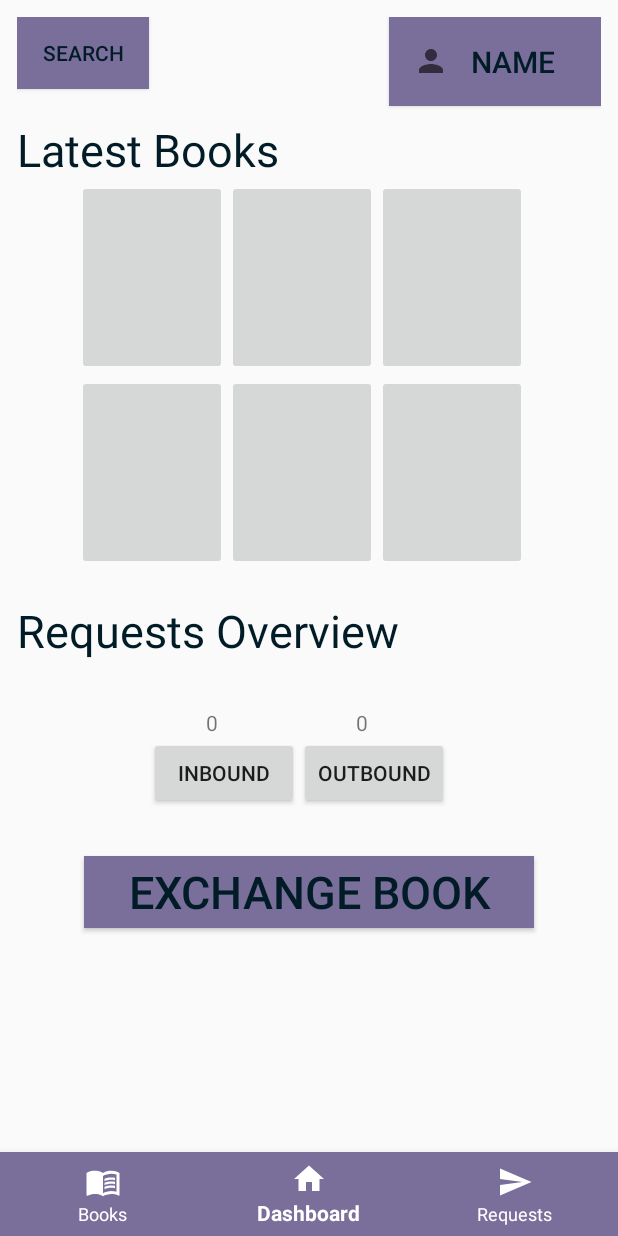
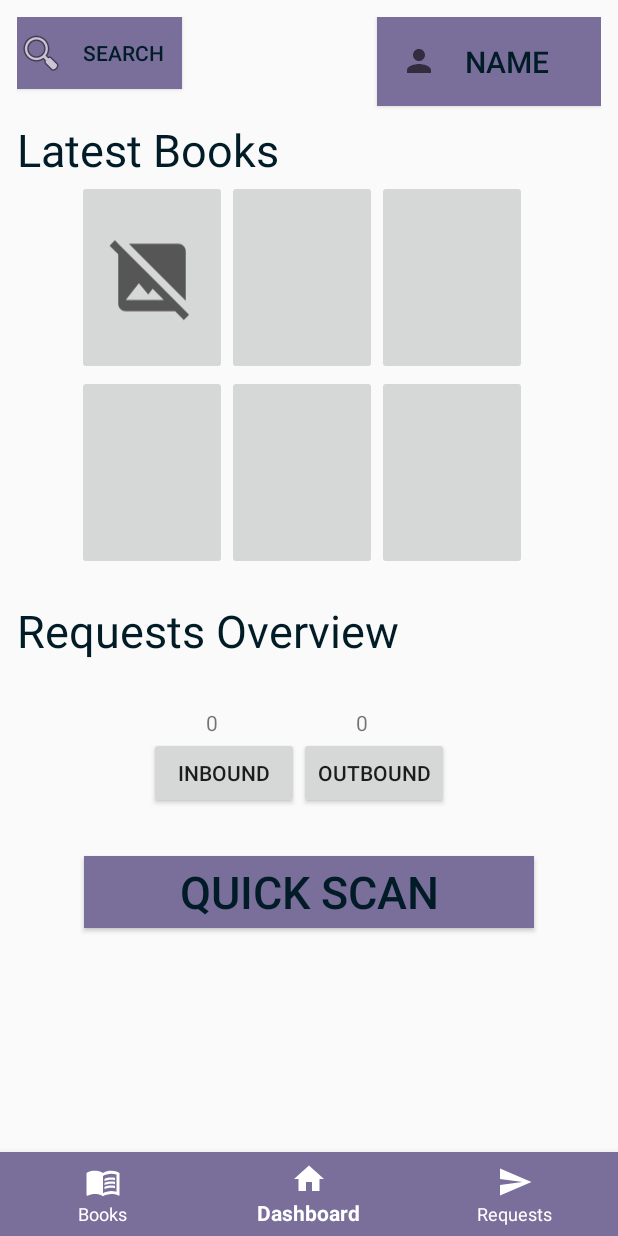
Before and after one commit to CMPUT301F20T29/Bobs-Little-Free-Library, an Android app: the screen it shows after launch (MainActivity), on a phone screen of 412 x 824 dp. Run offline under Robolectric (Android 15) with nearby library versions, the phone set to English and light mode, and no system bars.

Commit message:
Setup HomeFragment.java
# HomeFragment.java #
+ Added references to all UI elements in home_fragment.xml
+ Added OnClickListeners for all button elements (Actual functionality to be added later)
+ Added sample code on how to access the ImageButtons in each row of a TableLayout

# home_fragment.xml #
+ Changed exchange -> quick scan
+ Changed some values for element margins
+ Added String resources for most of the text in this file.

# Other #
+ Added new (temp) drawable for when a book does not have an image attached to it.
+ Added comment in MainActivity.java to try to explain the private OnNavigationItemSelectedListener defined below OnCreate().

```diff
--- a/BobsLittleFreeLibrary/app/src/main/java/com/example/bobslittlefreelibrary/HomeFragment.java
+++ b/BobsLittleFreeLibrary/app/src/main/java/com/example/bobslittlefreelibrary/HomeFragment.java
@@ -1,22 +1,27 @@
 package com.example.bobslittlefreelibrary;
 
 import android.os.Bundle;
+import android.util.Log;
 import android.view.LayoutInflater;
 import android.view.View;
 import android.view.ViewGroup;
 import android.widget.Button;
+import android.widget.ImageButton;
+import android.widget.ImageView;
+import android.widget.TableLayout;
+import android.widget.TableRow;
 
 import androidx.annotation.NonNull;
 import androidx.annotation.Nullable;
 import androidx.fragment.app.Fragment;
-
+/**
+ * This fragment is manages all the references and interactions on the home screen.
+ * */
 public class HomeFragment extends Fragment {
-
 
     @Override
     public void onCreate(@Nullable Bundle savedInstanceState) {
         super.onCreate(savedInstanceState);
-
     }
 
     @Nullable
@@ -30,6 +35,34 @@ public class HomeFragment extends Fragment {
         super.onActivityCreated(savedInstanceState);
         // Setup references to UI elements
         Button searchButton = getView().findViewById(R.id.home_search_button); // getView() cannot be called in onCreate() since the view isn't inflated yet (onCreate --> onCreateView() --> onActivityCreated()
+        Button profileButton = getView().findViewById(R.id.home_user_profile_button);
+        Button quickScanButton = getView().findViewById(R.id.home_quick_scan_button);
+        TableLayout latestBooks = getView().findViewById(R.id.latest_books_view);
+        TableLayout requestsOverview = getView().findViewById(R.id.requests_overview_display);
+
+        // getchildat for rows and row elements
+
+        // Setup onClick listeners for buttons, using lambda expressions because android studio was like use these instead of 'new View.OnClickListener()'
+        // might have to change back if we want to do more than one line of code, but these buttons just start another activity so I think it's fine.
+        searchButton.setOnClickListener(v -> Log.d("TEMP", "Search Button Pressed"));
+        profileButton.setOnClickListener(v -> Log.d("TEMP", "User Profile Button Pressed"));
+        quickScanButton.setOnClickListener(v -> Log.d("TEMP", "Quick Scan Button Pressed"));
+
+        // Initialize Latest Books and setup listeners for ImageButtons
+        // code goes here to pull from database
+        // Code below is just testing code pre-firestore implementation
+
+        // setup list of books, probably like 8 books, and make sure they have a date attribute
+        // select the 6 books with the latest add time, and set their images as the images for the imagebuttons
+
+        // Put this code below into a for loop
+        TableRow rowOne = (TableRow) latestBooks.getChildAt(0);
+        ImageButton button = (ImageButton) rowOne.getChildAt(0);
+        button.setImageResource(R.drawable.ic_baseline_image_not_supported_24);
+        button.setOnClickListener(v -> Log.d("TEMP", "Image Button Pressed")); // this will also send to another activity so I think using lambda expression is fine
+
+        // Initialize Requests Overview
+
     }
 
     @Override
--- a/BobsLittleFreeLibrary/app/src/main/java/com/example/bobslittlefreelibrary/MainActivity.java
+++ b/BobsLittleFreeLibrary/app/src/main/java/com/example/bobslittlefreelibrary/MainActivity.java
@@ -64,6 +64,7 @@ public class MainActivity extends AppCompatActivity {
                 new HomeFragment()).commit();
     }
 
+    // We define this listener outside the onCreate method to customize it to our fragments and set it in the OnCreate method
     private BottomNavigationView.OnNavigationItemSelectedListener navListener =
             item -> {
                 Fragment selectedFragment = null;
@@ -84,9 +85,6 @@ public class MainActivity extends AppCompatActivity {
                         selectedFragment).commit();
                 return true; // true means we select the current item, fragments would still show if this is false.
             };
-
-
-
 }
 
 
--- /dev/null
+++ b/BobsLittleFreeLibrary/app/src/main/res/drawable/ic_baseline_image_not_supported_24.xml
@@ -0,0 +1,10 @@
+<vector xmlns:android="http://schemas.android.com/apk/res/android"
+    android:width="24dp"
+    android:height="24dp"
+    android:viewportWidth="24"
+    android:viewportHeight="24"
+    android:tint="?attr/colorControlNormal">
+  <path
+      android:fillColor="@android:color/white"
+      android:pathData="M21.9,21.9l-8.49,-8.49l0,0L3.59,3.59l0,0L2.1,2.1L0.69,3.51L3,5.83V19c0,1.1 0.9,2 2,2h13.17l2.31,2.31L21.9,21.9zM5,18l3.5,-4.5l2.5,3.01L12.17,15l3,3H5zM21,18.17L5.83,3H19c1.1,0 2,0.9 2,2V18.17z"/>
+</vector>
--- a/BobsLittleFreeLibrary/app/src/main/res/layout/home_fragment.xml
+++ b/BobsLittleFreeLibrary/app/src/main/res/layout/home_fragment.xml
@@ -1,16 +1,18 @@
 <?xml version="1.0" encoding="utf-8"?>
 <RelativeLayout xmlns:android="http://schemas.android.com/apk/res/android"
-    xmlns:app="http://schemas.android.com/apk/res-auto"
     xmlns:tools="http://schemas.android.com/tools"
-    android:layout_width="match_parent" android:layout_height="match_parent"
+    android:layout_width="match_parent"
+    android:layout_height="match_parent"
     android:padding="11dp">
 
-
+    <!-- Top buttons -->
     <Button
         android:id="@+id/home_search_button"
-        android:layout_width="wrap_content"
+        android:layout_width="110dp"
         android:layout_height="wrap_content"
-        android:text="Search"
+        android:text="@string/search"
+        android:drawableLeft="@android:drawable/ic_menu_search"
+        android:drawableStart="@android:drawable/ic_menu_search"
         android:background="@color/colorPrimary"
         android:textColor="@color/colorPrimaryDark"/>
 
@@ -18,11 +20,12 @@
         android:id="@+id/home_user_profile_button"
         android:layout_width="200dp"
         android:layout_height="wrap_content"
-        android:layout_marginStart="160dp"
-        android:layout_marginLeft="160dp"
+        android:layout_marginStart="130dp"
+        android:layout_marginLeft="130dp"
         android:layout_toEndOf="@+id/home_search_button"
         android:layout_toRightOf="@+id/home_search_button"
         android:drawableLeft="@drawable/ic_baseline_person_24"
+        android:drawableStart="@drawable/ic_baseline_person_24"
         android:padding="16dp"
         android:text="Name"
         android:textSize="20sp"
@@ -36,9 +39,8 @@
         android:layout_marginTop="20dp"
         android:textSize="30sp"
         android:layout_below="@+id/home_search_button"
-        android:text="Latest Books"
+        android:text="@string/latest_books"
         android:textColor="@color/colorPrimaryDark"/>
-
 
     <TableLayout
         android:id="@+id/latest_books_view"
@@ -46,7 +48,7 @@
         android:layout_height="260dp"
         android:layout_below="@+id/latest_text"
         android:layout_marginHorizontal="40dp">
-
+        <!-- 1st row -->
         <TableRow
             android:layout_width="match_parent"
             android:layout_height="match_parent">
@@ -55,7 +57,10 @@
                 android:id="@+id/home_imageButton1"
                 android:layout_width="100dp"
                 android:layout_height="130dp"
-                tools:srcCompat="@tools:sample/avatars"/>
+                tools:srcCompat="@tools:sample/avatars"
+                android:adjustViewBounds="true"
+                android:padding="20dp"
+                android:scaleType="fitCenter"/>
             <ImageButton
                 android:id="@+id/home_imageButton2"
                 android:layout_width="100dp"
@@ -67,7 +72,7 @@
                 android:layout_height="130dp"
                 tools:srcCompat="@tools:sample/avatars" />
         </TableRow>
-
+        <!-- 2nd row -->
         <TableRow
             android:layout_width="match_parent"
             android:layout_height="match_parent">
@@ -97,7 +102,7 @@
         android:layout_marginTop="20dp"
         android:textSize="30sp"
         android:layout_below="@+id/latest_books_view"
-        android:text="Requests Overview"
+        android:text="@string/requests_overview"
         android:textColor="@color/colorPrimaryDark"/>
 
     <TableLayout
@@ -140,19 +145,16 @@
                 android:layout_height="wrap_content"
                 android:text="Outbound" />
         </TableRow>
-
     </TableLayout>
 
     <Button
-        android:id="@+id/home_exchange_button"
+        android:id="@+id/home_quick_scan_button"
         android:layout_width="300dp"
         android:layout_height="wrap_content"
         android:textSize="30sp"
         android:layout_below="@+id/requests_overview_display"
         android:layout_centerInParent="true"
-        android:text="Exchange Book"
+        android:text="@string/quick_scan"
         android:background="@color/colorPrimary"
         android:textColor="@color/colorPrimaryDark"/>
-
-
 </RelativeLayout>
--- a/BobsLittleFreeLibrary/app/src/main/res/values/strings.xml
+++ b/BobsLittleFreeLibrary/app/src/main/res/values/strings.xml
@@ -1,3 +1,7 @@
 <resources>
     <string name="app_name">Bobs Little Free Library</string>
+    <string name="search">Search</string>
+    <string name="latest_books">Latest Books</string>
+    <string name="requests_overview">Requests Overview</string>
+    <string name="quick_scan">Quick Scan</string>
 </resources>
```
